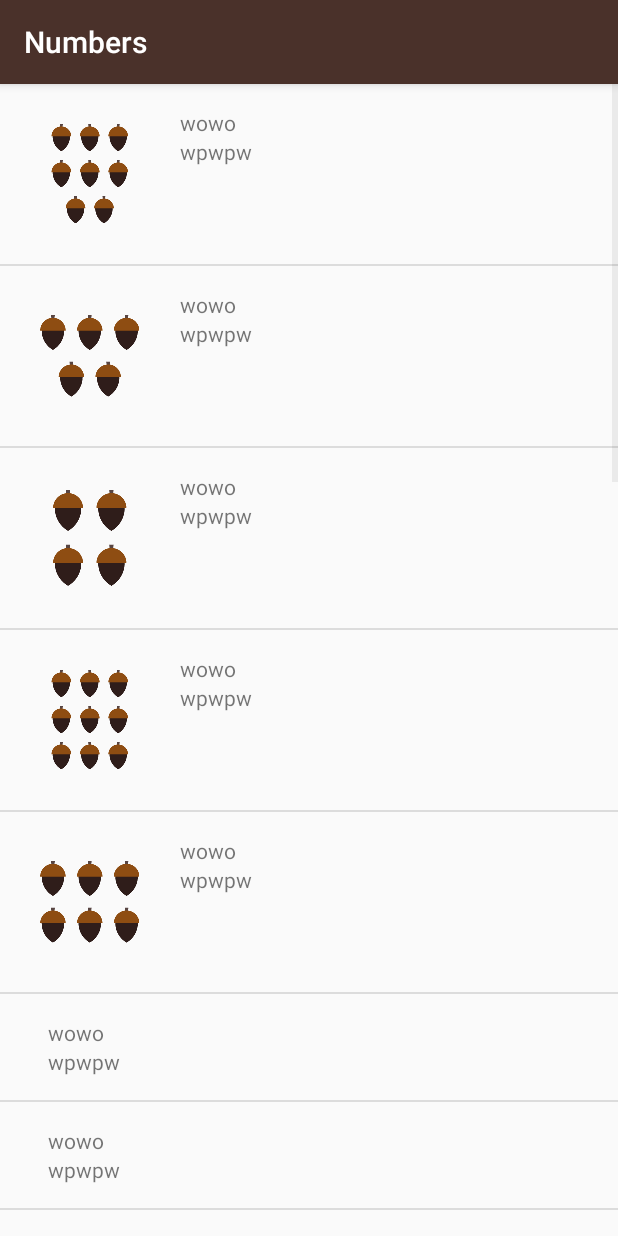
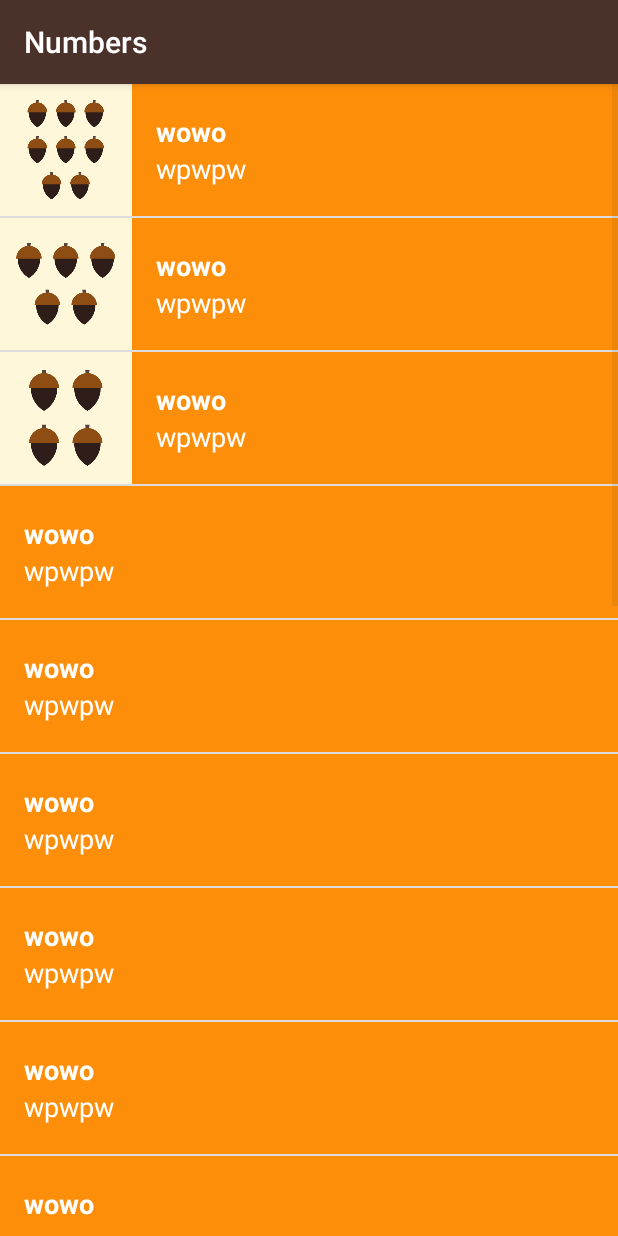
Before and after one commit to fallbrawl/ud839_, an Android app: the NumbersActivity screen opened directly, with no data from a screen before it, on a phone screen of 412 x 824 dp. Run offline under Robolectric (Android 15) with nearby library versions, the phone set to English and light mode, and no system bars.

```diff
--- a/app/src/main/java/com/example/android/miwok/NumbersActivity.java
+++ b/app/src/main/java/com/example/android/miwok/NumbersActivity.java
@@ -1,25 +1,35 @@
 package com.example.android.miwok;
 
+import android.media.MediaPlayer;
 import android.support.v7.app.AppCompatActivity;
 import android.os.Bundle;
+import android.util.Log;
+import android.view.View;
+import android.widget.AdapterView;
 import android.widget.ListView;
+import android.widget.Toast;
 
 import java.util.ArrayList;
 
 public class NumbersActivity extends AppCompatActivity {
 
+    private MediaPlayer mediaPlayer = null;
+
     @Override
     protected void onCreate(Bundle savedInstanceState) {
+
+
+
         super.onCreate(savedInstanceState);
         setContentView(R.layout.words_list);
 
-        ArrayList<Word> words = new ArrayList<>();
+        final ArrayList<Word> words = new ArrayList<>();
 
-        words.add(new Word("wowo","wpwpw",R.drawable.number_eight));
-        words.add(new Word("wowo","wpwpw",R.drawable.number_five));
-        words.add(new Word("wowo","wpwpw",R.drawable.number_four));
-        words.add(new Word("wowo","wpwpw",R.drawable.number_nine));
-        words.add(new Word("wowo","wpwpw",R.drawable.number_six));
+        words.add(new Word("wowo","wpwpw",R.drawable.number_eight, R.raw.color_black));
+        words.add(new Word("wowo","wpwpw",R.drawable.number_five,R.raw.color_brown));
+        words.add(new Word("wowo","wpwpw",R.drawable.number_four, R.raw.color_dusty_yellow));
+//        words.add(new Word("wowo","wpwpw",R.drawable.number_nine));
+//        words.add(new Word("wowo","wpwpw",R.drawable.number_six));
         words.add(new Word("wowo","wpwpw"));
         words.add(new Word("wowo","wpwpw"));
         words.add(new Word("wowo","wpwpw"));
@@ -37,10 +47,23 @@ public class NumbersActivity extends AppCompatActivity {
         words.add(new Word("wowo","wpwpw"));
         words.add(new Word("wowo","wpwpw"));
 
-        WordAdapter wordsNumbersAdapter = new WordAdapter(this, words);
+
+
+        WordAdapter wordsNumbersAdapter = new WordAdapter(this, words, R.color.category_numbers);
 
         ListView listView = (ListView) findViewById(R.id.list_view);
         listView.setAdapter(wordsNumbersAdapter);
 
+        listView.setOnItemClickListener(new AdapterView.OnItemClickListener() {
+            @Override
+            public void onItemClick(AdapterView<?> parent, View view, int position, long id) {
+                Log.v("wow","wwww");
+                Toast.makeText(NumbersActivity.this, "playin", Toast.LENGTH_LONG).show();
+                Word neededWord = words.get(position);
+                mediaPlayer = MediaPlayer.create(NumbersActivity.this, neededWord.getSoundId() );
+                mediaPlayer.start();
+            }
+        });
+
     }
 }
--- a/app/src/main/java/com/example/android/miwok/PhrasesActivity.java
+++ b/app/src/main/java/com/example/android/miwok/PhrasesActivity.java
@@ -37,7 +37,7 @@ public class PhrasesActivity extends AppCompatActivity {
         words.add(new Word("wowo","wpwpw"));
         words.add(new Word("wowo","wpwpw"));
 
-        WordAdapter wordsNumbersAdapter = new WordAdapter(this, words);
+        WordAdapter wordsNumbersAdapter = new WordAdapter(this, words, R.color.category_phrases);
 
         ListView listView = (ListView) findViewById(R.id.list_view);
         listView.setAdapter(wordsNumbersAdapter);
--- a/app/src/main/java/com/example/android/miwok/Word.java
+++ b/app/src/main/java/com/example/android/miwok/Word.java
@@ -1,6 +1,4 @@
 package com.example.android.miwok;
-
-import android.graphics.drawable.Drawable;
 
 /**
  * Created by nexus on 07.02.2017.
@@ -9,12 +7,15 @@ public class Word {
 
     private String mMiwokTranslation;
     private String mDefaultTranslation;
-    private int mImage;
+    private int mImage = DOESNT_HAVE_IMAGE;
+    private static final int DOESNT_HAVE_IMAGE = -1;
+    private int mSoundId;
 
-    public Word(String miwokTranslation,String defaultTranslation, int image){
+    public Word(String miwokTranslation,String defaultTranslation, int image, int sound){
         mMiwokTranslation = miwokTranslation;
         mDefaultTranslation = defaultTranslation;
         mImage = image;
+        mSoundId = sound;
     }
 
     public Word(String miwokTranslation,String defaultTranslation){
@@ -31,4 +32,11 @@ public class Word {
     }
 
     public int getImageId(){ return mImage; }
+    public boolean hasImage(){
+        return mImage != DOESNT_HAVE_IMAGE;
+    }
+
+    public int getSoundId(){
+        return mSoundId;
+    }
 }
--- a/app/src/main/java/com/example/android/miwok/WordAdapter.java
+++ b/app/src/main/java/com/example/android/miwok/WordAdapter.java
@@ -1,13 +1,20 @@
 package com.example.android.miwok;
 
 import android.app.Activity;
+import android.content.Context;
 import android.support.annotation.NonNull;
+import android.support.v4.content.ContextCompat;
+import android.util.Log;
 import android.view.LayoutInflater;
 import android.view.View;
 import android.view.ViewGroup;
+import android.widget.AdapterView;
 import android.widget.ArrayAdapter;
 import android.widget.ImageView;
+import android.widget.LinearLayout;
+import android.widget.ListView;
 import android.widget.TextView;
+import android.widget.Toast;
 
 import java.util.ArrayList;
 
@@ -18,10 +25,16 @@ import java.util.ArrayList;
 public class WordAdapter extends ArrayAdapter<Word> {
 
     private static final String LOG_TAG = WordAdapter.class.getSimpleName();
+    private int colorId = -1;
 
-    public WordAdapter(Activity context, ArrayList<Word> wordsAndroid){
+
+    public WordAdapter(Activity context, ArrayList<Word> wordsAndroid, int colorId){
         super(context, 0, wordsAndroid);
+        this.colorId = colorId;
+        Log.v("color ", LOG_TAG  + " " + String.valueOf(colorId));
     }
+
+
 
     @NonNull
     @Override
@@ -29,21 +42,32 @@ public class WordAdapter extends ArrayAdapter<Word> {
 
         if (convertView == null){
             convertView = LayoutInflater.from(getContext()).inflate(R.layout.list_item,parent,false);
+
         }
 
         Word currentWord = getItem(position);
 
         TextView miwokTextView = (TextView) convertView.findViewById(R.id.miwok_list_item);
+
+        int color = ContextCompat.getColor(getContext(), colorId);
+
+        miwokTextView.setBackgroundColor(color);
+
         miwokTextView.setText(currentWord.getMiwokTranslation());
 
         TextView translationTextView = (TextView) convertView.findViewById(R.id.translation_list_item);
         translationTextView.setText(currentWord.getDefaultTranslation());
+        translationTextView.setBackgroundColor(color);
 
         // Find the ImageView in the list_item.xml layout with the ID list_item_icon
         ImageView iconView = (ImageView) convertView.findViewById(R.id.image_list_item);
         // Get the image resource ID from the current AndroidFlavor object and
         // set the image to iconView
-        iconView.setImageResource(currentWord.getImageId());
+        if (currentWord.hasImage()){
+            iconView.setVisibility(View.VISIBLE);
+            iconView.setImageResource(currentWord.getImageId());
+        }
+        else iconView.setVisibility(View.GONE);
 
         return convertView;
     }
--- a/app/src/main/res/layout/list_item.xml
+++ b/app/src/main/res/layout/list_item.xml
@@ -3,30 +3,38 @@
     xmlns:tools="http://schemas.android.com/tools"
     android:orientation="horizontal"
     android:layout_width="match_parent"
-    android:layout_height="match_parent"
-    android:padding="16dp">
+    android:layout_height="wrap_content"
+    android:minHeight="@dimen/list_item_height"
+    >
     <ImageView
-        android:layout_width="wrap_content"
-        android:layout_height="wrap_content"
+        style="@style/ListItemImageStyle"
         android:id="@+id/image_list_item"
         />
     <LinearLayout
-        android:layout_width="match_parent"
-        android:layout_height="wrap_content"
-        android:orientation="vertical"
-        android:paddingLeft="16dp">
+        android:id="@+id/list_item_background"
+        style="@style/ListItemTextPackStyle">
         <TextView
             android:layout_width="match_parent"
             android:layout_height="wrap_content"
+            android:layout_weight="1"
             tools:text="miwok"
+            android:gravity="bottom"
             android:id="@+id/miwok_list_item"
+            android:paddingLeft="16dp"
+            android:textColor="#FFFFFF"
+            android:textStyle="bold"
+            android:textSize="18sp"
             />
 
         <TextView
+            android:layout_weight="1"
             android:layout_width="match_parent"
             android:layout_height="wrap_content"
             tools:text="translation"
             android:id="@+id/translation_list_item"
+            android:paddingLeft="16dp"
+            android:textColor="#FFFFFF"
+            android:textSize="18sp"
             />
     </LinearLayout>
 
--- a/app/src/main/res/values/styles.xml
+++ b/app/src/main/res/values/styles.xml
@@ -30,4 +30,17 @@
         <item name="android:textStyle">bold</item>
         <item name="android:textAppearance">?android:textAppearanceMedium</item>
     </style>
+
+    <style name="ListItemImageStyle">
+        <item name="android:layout_height">@dimen/list_item_height</item>
+        <item name="android:layout_width">@dimen/list_item_height</item>
+        <item name="android:background">@color/tan_background</item>
+    </style>
+
+    <style name="ListItemTextPackStyle">
+        <item name="android:layout_height">@dimen/list_item_height</item>
+        <item name="android:layout_width">match_parent</item>
+        <item name="android:orientation">vertical</item>
+    </style>
+
 </resources>
```
Also changed, not shown: app/src/main/java/com/example/android/miwok/ColorsActivity.java (+10 -8 lines), app/src/main/java/com/example/android/miwok/FamilyActivity.java (+7 -7 lines), app/src/main/res/values-w820dp/dimens.xml (deleted, +0 -20 lines), app/src/main/res/values/dimens.xml (+1 -18 lines).
